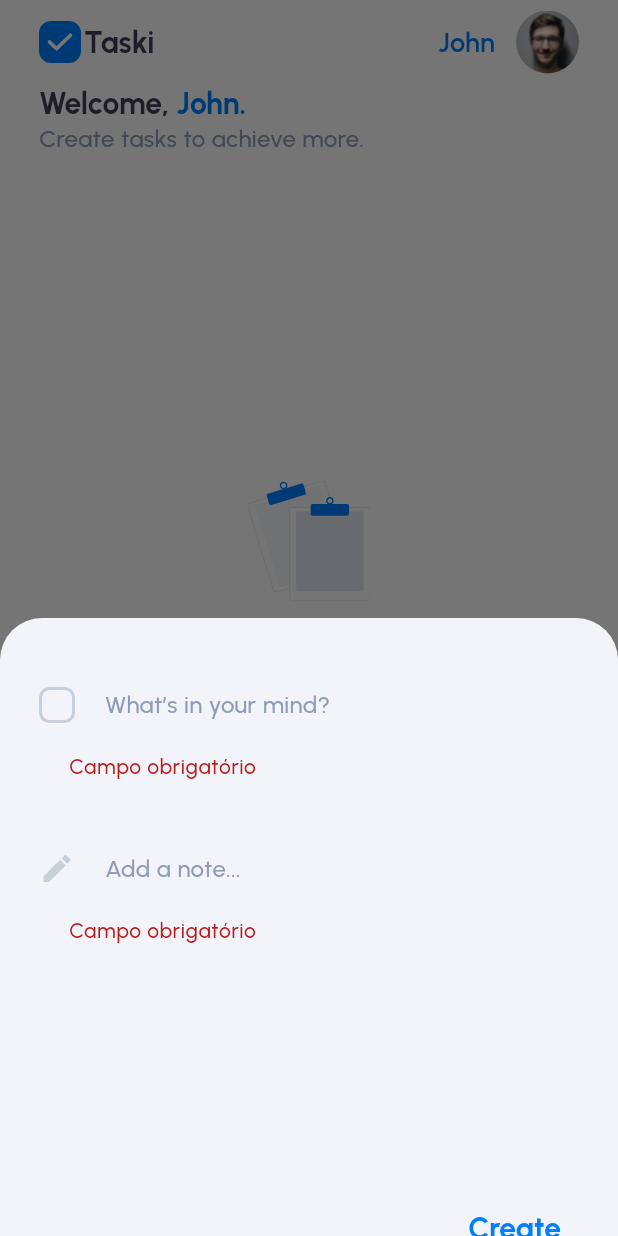
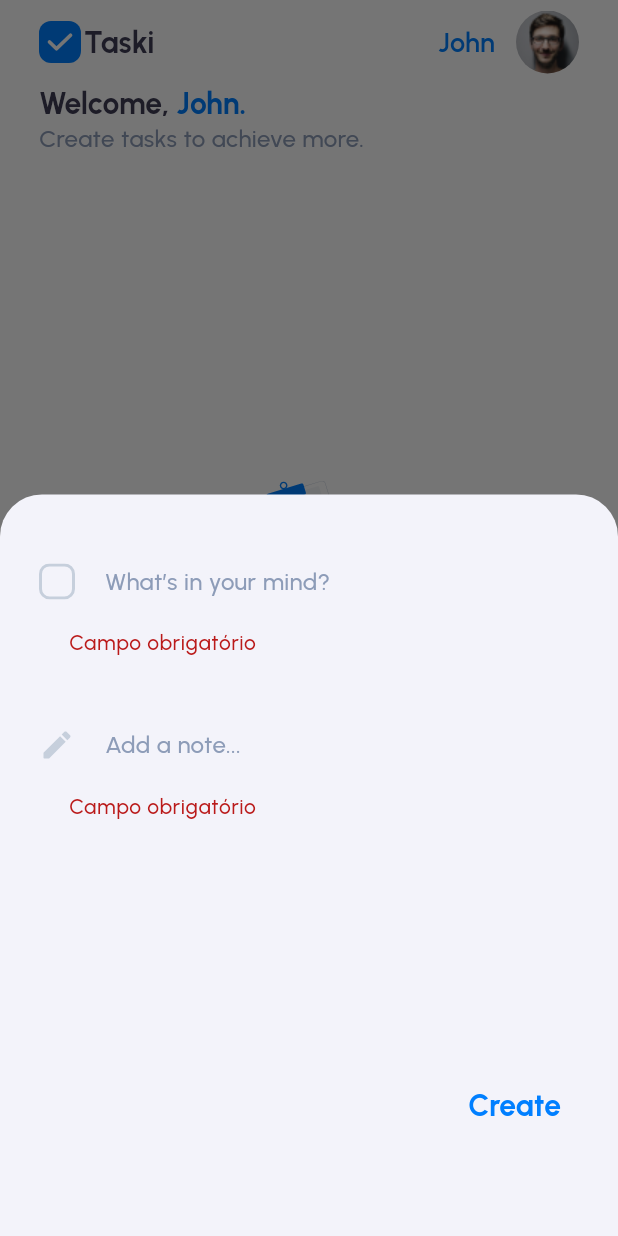
Before and after one commit to alexomantovani/taski-to-do, a Flutter app: the screen it shows after launch, item 2 of the bottom bar chosen, after a tap on "Create", on a phone screen of 412 x 824 dp. Run offline on Flutter 3.47's test engine with Material 3 defaults, Android fonts, the phone set to English and light mode, and no system bars; our stand-ins replace flutter_svg, google_fonts, hive, hive_flutter; accounts and stored records are empty.

Commit message:
feat: add title and description updates while in ListTodoTaskPage and SearchPage, fix CreateModal overflow error when opening keyboard

```diff
--- a/lib/core/enums/task_type.dart
+++ b/lib/core/enums/task_type.dart
@@ -5,6 +5,7 @@ enum TaskState {
   createSuccess,
   loadSuccess,
   filterSuccess,
+  getByIdSuccess,
   doneSucces,
   deleteSuccess
 }
--- a/lib/viewmodels/task_view_model.dart
+++ b/lib/viewmodels/task_view_model.dart
@@ -10,11 +10,15 @@ class TaskViewModel extends ChangeNotifier {
 
   List<TaskModel> _tasks = [];
   TaskState _state = TaskState.initial;
+  String? _taskId;
 
   final ValueNotifier<List<TaskModel>> _tasksNotifier = ValueNotifier([]);
   final ValueNotifier<Map<String, bool>> expandedTasks = ValueNotifier({});
 
+  set id(String value) => value.isNotEmpty ? _taskId = value : _taskId = null;
+
   TaskState get state => _state;
+  String? get taskId => _taskId;
   ValueNotifier<List<TaskModel>> get tasksNotifier => _tasksNotifier;
   List<TaskModel> get tasks => _tasksNotifier.value;
 
@@ -99,7 +103,7 @@ class TaskViewModel extends ChangeNotifier {
       if (task != null) {
         _tasksNotifier.value = [task!];
       }
-    }, TaskState.filterSuccess);
+    }, TaskState.getByIdSuccess);
 
     return task;
   }
--- a/lib/views/createtask/views/create_task_page.dart
+++ b/lib/views/createtask/views/create_task_page.dart
@@ -47,7 +47,9 @@ class _CreateTaskPageState extends State<CreateTaskPage> {
           case TaskState.loading:
             return LoadingWidget();
 
-          case TaskState.createSuccess || TaskState.loadSuccess:
+          case TaskState.createSuccess ||
+                TaskState.loadSuccess ||
+                TaskState.getByIdSuccess:
             final tasks = taskViewModel.tasksNotifier.value;
             if (tasks.isEmpty) return const EmptyTasks();
 
--- a/lib/views/createtask/widgets/create_modal.dart
+++ b/lib/views/createtask/widgets/create_modal.dart
@@ -2,6 +2,7 @@ import 'package:flutter/material.dart';
 import 'package:flutter_svg/flutter_svg.dart';
 import 'package:provider/provider.dart';
 import 'package:taski_to_do/models/task_model.dart';
+import 'package:taski_to_do/widgets/loading_widget.dart';
 
 import '../../../core/enums/task_type.dart';
 import '../../../core/extensions/context_ext.dart';
@@ -26,13 +27,14 @@ class CreateModal extends StatelessWidget {
   @override
   Widget build(BuildContext context) {
     return DraggableScrollableSheet(
-      initialChildSize: 0.5,
+      initialChildSize: 0.6,
       maxChildSize: 0.9,
       minChildSize: 0.3,
       expand: false,
       builder: (context, scrollController) => SingleChildScrollView(
         controller: scrollController,
-        child: Padding(
+        child: Container(
+          height: context.height * 0.6,
           padding: EdgeInsets.only(
             left: 26.0,
             right: 26.0,
@@ -40,6 +42,15 @@ class CreateModal extends StatelessWidget {
           ),
           child: Form(
             key: formKey,
+            child: Consumer<TaskViewModel>(
+              builder: (context, taskViewModel, child) {
+                switch (taskViewModel.state) {
+                  case TaskState.loading:
+                    return LoadingWidget();
+
+                  case TaskState.getByIdSuccess:
+                    _initControllersOnEdit(taskViewModel.tasks.first);
+                    return SingleChildScrollView(
                       child: Column(
                         crossAxisAlignment: CrossAxisAlignment.end,
                         children: [
@@ -66,25 +77,64 @@ class CreateModal extends StatelessWidget {
                             hintStyle: context.textTheme.bodyMedium,
                           ),
                           SizedBox(height: context.height / 5),
-                Consumer<TaskViewModel>(
-                  builder: (context, taskViewModel, child) {
-                    switch (taskViewModel.state) {
-                      case TaskState.loading:
-                        return const CircularProgressIndicator();
+                          TextButton(
+                            key: const Key('save_task_button'),
+                            onPressed: () => _createOrUpdateTask(
+                              context: context,
+                              task: taskViewModel.tasks.first,
+                            ),
+                            child: Text(
+                              'Save',
+                              style: context.textTheme.titleLarge!
+                                  .copyWith(color: Styles.kPrimaryBlue),
+                            ),
+                          ),
+                        ],
+                      ),
+                    );
                   default:
-                        return TextButton(
+                    return SingleChildScrollView(
+                      child: Column(
+                        crossAxisAlignment: CrossAxisAlignment.end,
+                        children: [
+                          const SizedBox(height: 30.0),
+                          CustomField(
+                            controller: titleController,
+                            defaultBorder: false,
+                            prefixIcon: Padding(
+                              padding: const EdgeInsets.only(right: 16.0),
+                              child: SvgPicture.asset(Assets.kIcEmptyBox),
+                            ),
+                            hintText: "What’s in your mind?",
+                            hintStyle: context.textTheme.bodyMedium,
+                          ),
+                          const SizedBox(height: 30.0),
+                          CustomField(
+                            controller: descriptionController,
+                            defaultBorder: false,
+                            prefixIcon: Padding(
+                              padding: const EdgeInsets.only(right: 16.0),
+                              child: SvgPicture.asset(Assets.kIcEdit),
+                            ),
+                            hintText: "Add a note...",
+                            hintStyle: context.textTheme.bodyMedium,
+                          ),
+                          SizedBox(height: context.height / 5),
+                          TextButton(
                             key: const Key('create_task_button'),
-                          onPressed: () => _createTask(context),
+                            onPressed: () =>
+                                _createOrUpdateTask(context: context),
                             child: Text(
                               'Create',
                               style: context.textTheme.titleLarge!
                                   .copyWith(color: Styles.kPrimaryBlue),
                             ),
+                          ),
+                        ],
+                      ),
                     );
                 }
               },
-                ),
-              ],
             ),
           ),
         ),
@@ -92,9 +142,10 @@ class CreateModal extends StatelessWidget {
     );
   }
 
-  _createTask(
-    BuildContext context,
-  ) async {
+  _createOrUpdateTask({
+    required BuildContext context,
+    TaskModel? task,
+  }) async {
     if (formKey.currentState!.validate()) {
       final taskViewModel = Provider.of<TaskViewModel>(context, listen: false);
       final newTask = TaskModel(
@@ -105,7 +156,14 @@ class CreateModal extends StatelessWidget {
         createdAt: DateTime.now().toIso8601String(),
       );
 
-      await taskViewModel.addTask(newTask);
+      task != null
+          ? await taskViewModel.updateTask(
+              task.copyWith(
+                title: titleController.text,
+                description: descriptionController.text,
+              ),
+            )
+          : await taskViewModel.addTask(newTask);
 
       if (!context.mounted) return;
       _closeModal(context);
@@ -120,4 +178,15 @@ class CreateModal extends StatelessWidget {
   void _backTodo(BuildContext context) {
     Provider.of<NavigationProvider>(context, listen: false).setCurrentIndex(0);
   }
+
+  void _initControllersOnEdit(TaskModel task) {
+    Future.microtask(() {
+      if (titleController.text.isEmpty) {
+        titleController.text = task.title;
       }
+      if (descriptionController.text.isEmpty) {
+        descriptionController.text = task.description ?? "";
+      }
+    });
+  }
+}
--- a/lib/views/list_todo_task_page.dart
+++ b/lib/views/list_todo_task_page.dart
@@ -18,7 +18,8 @@ class ListTodoTaskPage extends StatelessWidget {
       switch (taskViewModel.state) {
         case TaskState.initial ||
               TaskState.createSuccess ||
-              TaskState.filterSuccess:
+              TaskState.filterSuccess ||
+              TaskState.getByIdSuccess:
           context.initTasks();
           return SizedBox.shrink();
 
--- a/lib/widgets/task_item.dart
+++ b/lib/widgets/task_item.dart
@@ -24,7 +24,14 @@ class TaskItem extends StatelessWidget {
 
   @override
   Widget build(BuildContext context) {
-    return Padding(
+    return GestureDetector(
+      onTap: onDeleteTask != null || task.status == Status.done
+          ? null
+          : () {
+              context.taskViewModel.getTaskById(task.id);
+              context.navigationProvider.setCurrentIndex(1);
+            },
+      child: Padding(
         padding: const EdgeInsets.only(bottom: 16.0),
         child: Container(
           decoration: BoxDecoration(
@@ -63,7 +70,7 @@ class TaskItem extends StatelessWidget {
                         style: context.textTheme.titleMedium,
                       ),
                     ),
-                  expandedTasks != null
+                    expandedTasks != null && task.status == Status.todo
                         ? ValueListenableBuilder<Map<String, bool>>(
                             valueListenable: expandedTasks!,
                             builder: (context, expandedMap, child) {
@@ -100,6 +107,7 @@ class TaskItem extends StatelessWidget {
             ],
           ),
         ),
+      ),
     );
   }
 }
```
Lines whose indentation alone changed are shown as unchanged.
